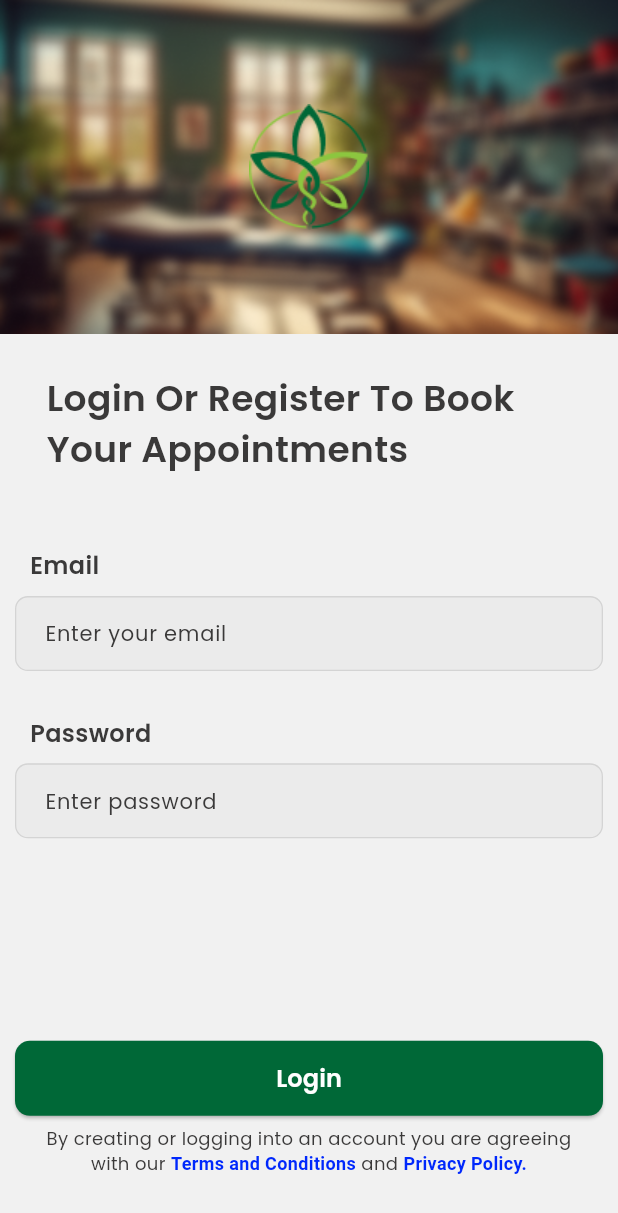
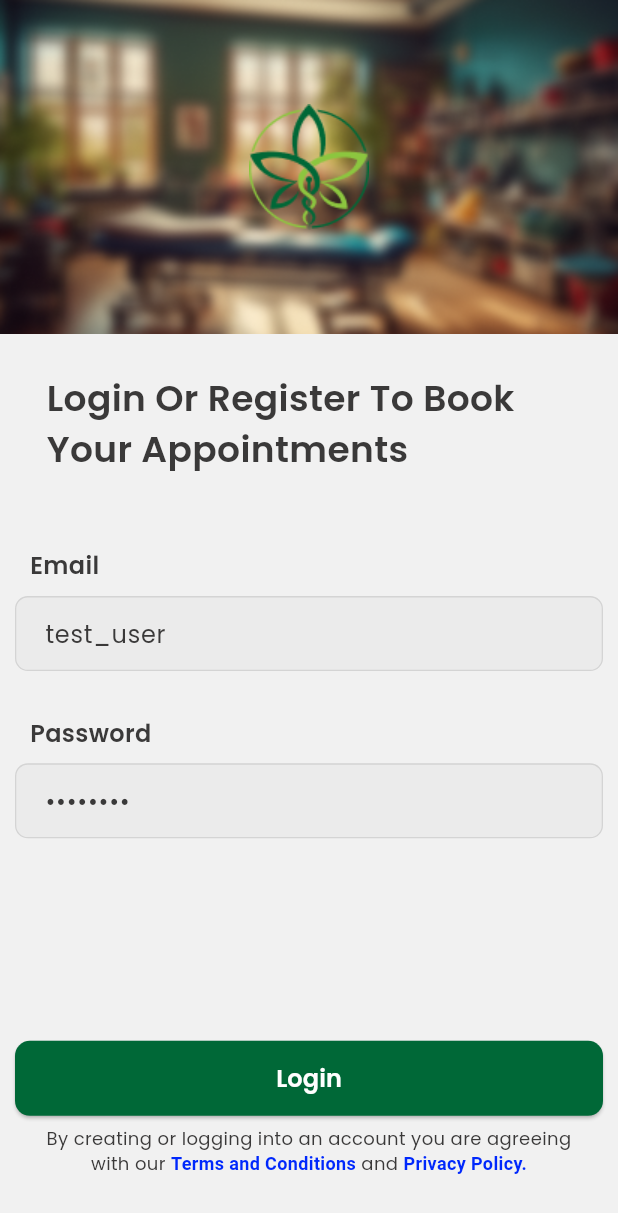
Before and after one commit to Hishamkool/Ayuvedic-App, a Flutter app: the screen it shows after launch, after a tap on "Login", on a phone screen of 412 x 824 dp. Shown: the top 1213 px of the screen. Run offline on Flutter 3.47's test engine with Material 3 defaults, Android fonts, the phone set to English and light mode, and no system bars; our stand-ins replace dio, fluttertoast, retrofit, shared_preferences; generated files the repository leaves out were written again; network calls fail.

Commit message:
fixed api url error, old generated build_runner caused the issue while changing path, Created login provider and made the login call using passing values in the texteditor, adding circular porgress indicator in splash , etc,

```diff
--- a/lib/core/constants/app_constants.dart
+++ b/lib/core/constants/app_constants.dart
@@ -1,5 +1,5 @@
 class AppConstants {
   static const String baseUrl ="https://flutter-amr.noviindus.in/api/";
 
-  static const String login = "Login/";
+  static const String login = "Login";
 }
--- a/lib/main.dart
+++ b/lib/main.dart
@@ -1,20 +1,29 @@
 import 'package:app/core/constants/app_colors.dart';
+import 'package:app/presentation/provider/login_provider.dart';
 import 'package:app/presentation/provider/splash_provider.dart';
-import 'package:app/presentation/screens/splash/splash_screen.dart';
 import 'package:app/routes/app_routes.dart';
 import 'package:flutter/material.dart';
 import 'package:provider/provider.dart';
+import 'package:shared_preferences/shared_preferences.dart';
 
-void main() {
+void main() async{
+  WidgetsFlutterBinding.ensureInitialized();
+  final prefs = await SharedPreferences.getInstance();
+  await prefs.clear(); // to temporarily clear share prefs instead of logout
   runApp(
     MultiProvider(
-      providers: [ChangeNotifierProvider(create: (_) => SplashProvider())],
+      providers: [
+        ChangeNotifierProvider(create: (_) => SplashProvider()),
+        ChangeNotifierProvider(create: (_) => LoginProvider()),
+
+      ],
       child: MyApp(),
     ),
   );
 }
 
 final GlobalKey<NavigatorState> navigatorKey = GlobalKey<NavigatorState>();
+
 class MyApp extends StatelessWidget {
   const MyApp({super.key});
 
@@ -23,9 +32,11 @@ class MyApp extends StatelessWidget {
     return MaterialApp(
       navigatorKey: navigatorKey,
       debugShowCheckedModeBanner: false,
-      home: const SplashScreen(),
       title: "Ayurvedic Care",
-      theme: ThemeData(colorScheme: AppColors.colorScheme, fontFamily: "Poppins"),
+      theme: ThemeData(
+        colorScheme: AppColors.colorScheme,
+        fontFamily: "Poppins",
+      ),
       initialRoute: AppRoutes.splash,
       onGenerateRoute: AppRoutes.generateRoute,
     );
--- /dev/null
+++ b/lib/presentation/provider/login_provider.dart
@@ -0,0 +1,56 @@
+import 'dart:developer';
+
+import 'package:app/core/DI/api_module.dart';
+import 'package:app/core/network/api_client.dart';
+import 'package:app/services/app_storage_service.dart';
+import 'package:flutter/foundation.dart';
+
+class LoginProvider extends ChangeNotifier {
+  bool _isLoading = false;
+  bool get isLoading => _isLoading;
+
+  String token = "";
+
+  // login api call
+  Future<bool> login({
+    required String username,
+    required String password,
+  }) async {
+    _isLoading = true;
+    notifyListeners();
+
+    try {
+      await Future.delayed(Duration(seconds: 1));
+      ApiClient api = ApiModule.provideApiService();
+      final response = await api.login(username, password);
+
+      if (response.status == true && response.token.isNotEmpty) {
+        token = response.token;
+        AppStorageService().saveLogin(token);
+        if (kDebugMode) {
+          log("token is : $token");
+        }
+
+        return true;
+      } else {
+        if (kDebugMode) {
+          print(
+            "status ${response.status} login failed , token: ${response.token}",
+          );
+        }
+        return false;
+      }
+    } catch (e) {
+      if (kDebugMode) {
+        print("Login error: $e");
+      }
+
+      _isLoading = false;
+
+      return false;
+    } finally {
+      _isLoading = false;
+      notifyListeners();
+    }
+  }
+}
--- a/lib/presentation/provider/splash_provider.dart
+++ b/lib/presentation/provider/splash_provider.dart
@@ -1,3 +1,5 @@
+import 'dart:developer';
+
 import 'package:app/core/DI/api_module.dart';
 import 'package:app/core/network/api_client.dart';
 import 'package:app/main.dart';
@@ -9,7 +11,7 @@ class SplashProvider extends ChangeNotifier {
   bool _isLoggedIn = false;
   bool get isLoggedIn => _isLoggedIn;
 
-  bool _isLoading = false;
+  final bool _isLoading = false;
   bool get isLoading => _isLoading;
 
   String token = "";
@@ -19,6 +21,9 @@ class SplashProvider extends ChangeNotifier {
   Future<bool> checkIfAlreadyLoggedIn() async {
     final String? checkToken = await AppStorageService().getToken();
     if (checkToken == null || checkToken.isEmpty) {
+      if (kDebugMode) {
+        log("token in storage: $token");
+      }
       _isLoggedIn = false;
       return false;
     } else {
@@ -27,39 +32,4 @@ class SplashProvider extends ChangeNotifier {
       return true;
     }
   }
-
-  Future<bool> login() async {
-    _isLoading = true;
-    notifyListeners();
-
-    try {
-      await Future.delayed(Duration(seconds: 1));
-      ApiClient api = ApiModule.provideApiService();
-      final response = await api.login("test_user", "12345678");
-
-      if (response.status == true && response.token.isNotEmpty) {
-        token = response.token;
-        AppStorageService().saveLogin(token);
-        if (kDebugMode) {
-          print("token is : $token");
-        }
-        return true;
-      } else {
-        if (kDebugMode) {
-          print(
-            "status ${response.status} login failed , token: ${response.token}",
-          );
-        }
-        return false;
-      }
-    } catch (e) {
-      if (kDebugMode) {
-        print("Login error: $e");
-      }
-      return false;
-    } finally {
-      _isLoggedIn = false;
-      notifyListeners();
-    }
-  }
 }
--- a/lib/presentation/screens/login/login_page.dart
+++ b/lib/presentation/screens/login/login_page.dart
@@ -1,12 +1,37 @@
+import 'dart:developer';
+
 import 'package:app/core/constants/app_colors.dart';
+import 'package:app/main.dart';
+import 'package:app/presentation/provider/login_provider.dart';
 import 'package:app/presentation/widgets/custom_textfiled_with_label_widget.dart';
 import 'package:app/presentation/widgets/elevated_button_widget.dart';
 import 'package:app/routes/app_routes.dart';
 import 'package:flutter/material.dart';
 import 'package:flutter/services.dart';
+import 'package:fluttertoast/fluttertoast.dart';
+import 'package:provider/provider.dart';
 
-class LoginPage extends StatelessWidget {
+class LoginPage extends StatefulWidget {
   const LoginPage({super.key});
+
+  @override
+  State<LoginPage> createState() => _LoginPageState();
+}
+
+class _LoginPageState extends State<LoginPage> {
+  TextEditingController emailController = TextEditingController(
+    text: "test_user",
+  );
+  TextEditingController passwordController = TextEditingController(
+    text: "12345678",
+  );
+
+  @override
+  void dispose() {
+    emailController.dispose();
+    passwordController.dispose();
+    super.dispose();
+  }
 
   @override
   Widget build(BuildContext context) {
@@ -72,20 +97,53 @@ class LoginPage extends StatelessWidget {
                       const SizedBox(height: 50),
                       CustomTextfiledWithLabelWidget(
                         hintText: "Enter your email",
+                        textEditingController: emailController,
                         label: "Email",
                       ),
                       const SizedBox(height: 30),
                       CustomTextfiledWithLabelWidget(
+                        textEditingController: passwordController,
                         hintText: "Enter password",
                         label: "Password",
                         obscureText: true,
                       ),
 
                       const SizedBox(height: 135),
+
                       ElevatedButtonWidget(
                         label: "Login",
                         onPressed: () {
-                          Navigator.pushNamed(context, AppRoutes.home);
+                          log("Clicked  login");
+
+                          final loginProvider = Provider.of<LoginProvider>(
+                            context,
+                            listen: false,
+                          );
+
+                          final String username = emailController.text;
+                          final String password = passwordController.text;
+                          if (username.isNotEmpty && password.isNotEmpty) {
+                            loginProvider
+                                .login(username: username, password: password)
+                                .then((bool loginSuccess) {
+                                  if (loginSuccess) {
+                                    navigatorKey.currentState
+                                        ?.pushReplacementNamed(AppRoutes.home);
+                                  } else {}
+                                });
+                          } else {
+                            /* Fluttertoast.showToast(
+                              msg: "Enter username or password",
+                              toastLength: Toast.LENGTH_SHORT,
+                              gravity: ToastGravity.BOTTOM,
+                              timeInSecForIosWeb: 1,
+
+                              backgroundColor: Colors.redAccent,
+                              textColor: Colors.white,
+                              webPosition: 'bottom',
+                              fontSize: 16.0,
+                            ); */
+                          }
                         },
                       ),
                       const Spacer(),
--- a/lib/presentation/screens/splash/splash_screen.dart
+++ b/lib/presentation/screens/splash/splash_screen.dart
@@ -1,3 +1,4 @@
+import 'package:app/core/constants/app_colors.dart';
 import 'package:app/presentation/provider/splash_provider.dart';
 import 'package:app/routes/app_routes.dart';
 import 'package:flutter/material.dart';
@@ -15,9 +16,11 @@ class _SplashScreenState extends State<SplashScreen> {
   void initState() {
     super.initState();
     final splashProvider = Provider.of<SplashProvider>(context, listen: false);
-    splashProvider.checkIfAlreadyLoggedIn().then((bool loggedIn) {
+    splashProvider.checkIfAlreadyLoggedIn().then((bool tokenExistsInStorage) async {
+      await Future.delayed(Duration(seconds: 2)); // given some time for splash
+
       if (!mounted) return;
-      if (loggedIn) {
+      if (tokenExistsInStorage) {
         Navigator.pushReplacementNamed(context, AppRoutes.home);
       } else {
         Navigator.pushReplacementNamed(context, AppRoutes.login);
@@ -38,7 +41,21 @@ class _SplashScreenState extends State<SplashScreen> {
           ),
         ),
 
-        child: Image(image: AssetImage("assets/images/png/medium_logo.png")),
+        child: Column(
+          children: [
+            const Spacer(),
+            const Image(image: AssetImage("assets/images/png/medium_logo.png")),
+            const Spacer(),
+            Padding(
+              padding: const EdgeInsets.only(bottom: 100),
+              child: CircularProgressIndicator(
+                strokeWidth: 4.9,
+                backgroundColor: AppColors.appThemeColor,
+                color: AppColors.colorScheme.secondary,
+              ),
+            ),
+          ],
+        ),
       ),
     );
   }
--- a/lib/presentation/widgets/elevated_button_widget.dart
+++ b/lib/presentation/widgets/elevated_button_widget.dart
@@ -21,7 +21,7 @@ class ElevatedButtonWidget extends StatelessWidget {
       width: double.infinity,
       height: 50,
       child: ElevatedButton(
-        onPressed: () {},
+        onPressed: onPressed,
         style: ElevatedButton.styleFrom(
           backgroundColor: backgroundColor,
           foregroundColor: Colors.white,
--- a/lib/services/app_storage_service.dart
+++ b/lib/services/app_storage_service.dart
@@ -1,23 +1,24 @@
+import 'dart:developer';
+
+import 'package:flutter/foundation.dart';
 import 'package:shared_preferences/shared_preferences.dart';
 
 class AppStorageService {
   static const String _loginToken = 'loginToken';
-
 
   Future<void> saveLogin(String value) async {
     final prefs = await SharedPreferences.getInstance();
     await prefs.setString(_loginToken, value);
   }
 
-   Future<String?> getToken() async{
+  Future<String?> getToken() async {
     final prefs = await SharedPreferences.getInstance();
-     prefs.getString(_loginToken);
+    final token =  prefs.getString(_loginToken);
+    if (kDebugMode) {
+      log("retreving stored token: $token");
+    }
+    return token;
   }
-
-
-
-
-
 
   /* clear all values during logout */
   Future<void> clearAll() async {
--- a/pubspec.yaml
+++ b/pubspec.yaml
@@ -15,6 +15,7 @@ dependencies:
   retrofit: ^4.7.1
   json_annotation: ^4.9.0
   shared_preferences: ^2.5.3
+
 
 
 
```
Also changed, not shown: lib/core/network/api_client.g.dart.
